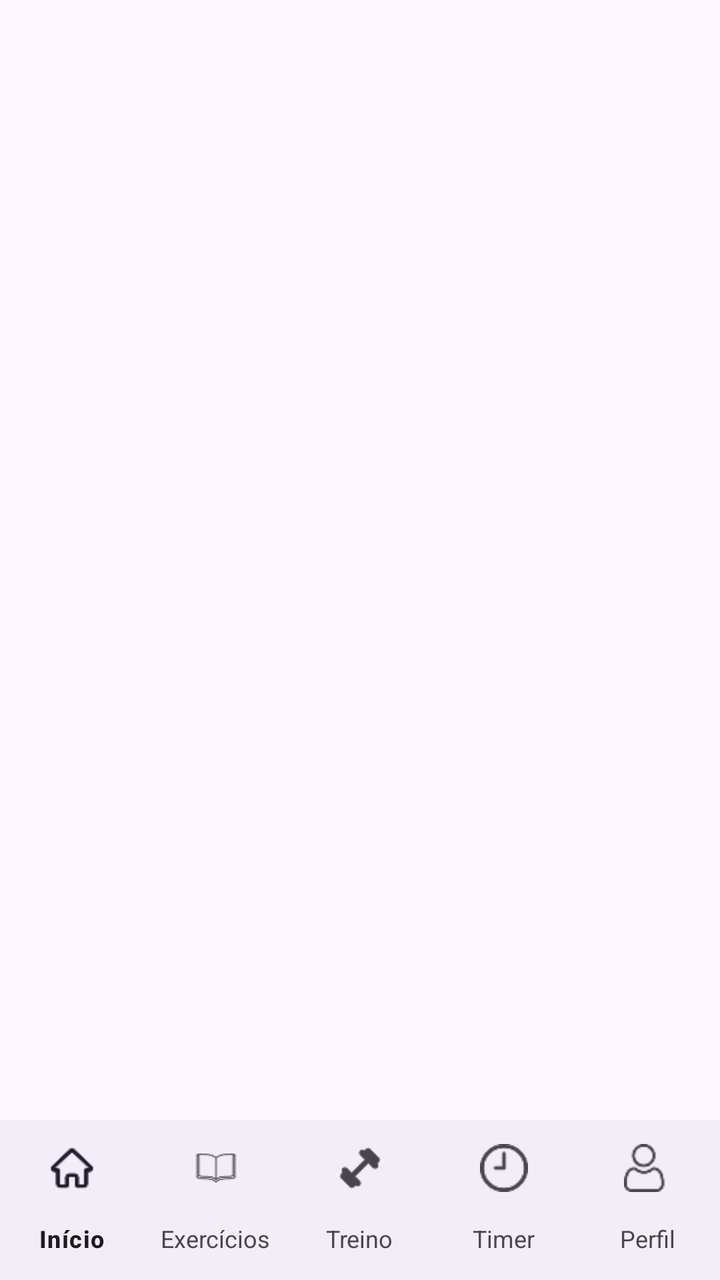
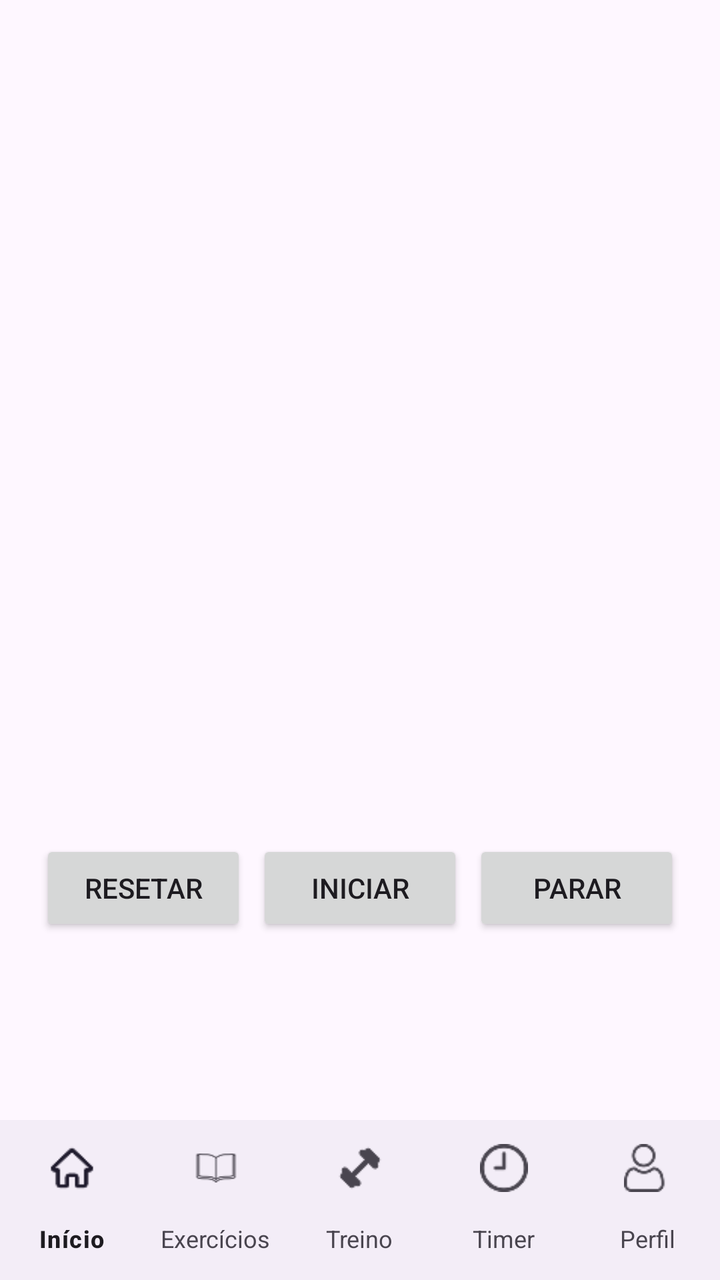

Two renders of the same Android screen: before a commit and after it. Below are the layout's source before the change and the commit's diff.
<!-- AndroidManifest.xml: application theme Theme.Projeto -->
<!-- res/layout/activity_timer.xml -->
<?xml version="1.0" encoding="utf-8"?>
<androidx.constraintlayout.widget.ConstraintLayout xmlns:android="http://schemas.android.com/apk/res/android"
    xmlns:app="http://schemas.android.com/apk/res-auto"
    xmlns:tools="http://schemas.android.com/tools"
    android:layout_width="match_parent"
    android:layout_height="match_parent"
    tools:context=".TimerActivity">






    
    <com.google.android.material.bottomnavigation.BottomNavigationView
        app:labelVisibilityMode="labeled"
        android:id="@+id/bottom_navigation"
        android:layout_width="match_parent"
        android:layout_height="wrap_content"
        app:menu="@menu/main_menu"
        app:itemTextAppearanceInactive="@style/Theme.MenuTextStyle"
        app:layout_constraintBottom_toBottomOf="parent"
        app:layout_constraintEnd_toEndOf="parent"
        app:layout_constraintStart_toStartOf="parent"
        app:layout_constraintTop_toTopOf="parent"
        app:layout_constraintVertical_bias="1"
        />
</androidx.constraintlayout.widget.ConstraintLayout>
<!-- resources referenced by this layout -->
<resources>
  <style name="Theme.MenuTextStyle" parent="MenuTextStyle" />
  <style name="Theme.Projeto" parent="Base.Theme.Projeto" />
  <style name="MenuTextStyle" parent="Theme.Material3.DayNight.NoActionBar">
          <item name="android:textSize">12sp</item>
          <item name="android:textColor">#FFFFFF</item>]
          <item name="android:layout_margin">5dp</item>
      </style>
  <style name="Base.Theme.Projeto" parent="Theme.Material3.DayNight.NoActionBar">
          
          
      </style>
</resources>

<!-- the commit's change to res/layout/activity_timer.xml (unified diff, before → after) -->
@@ -6,7 +6,47 @@
     android:layout_height="match_parent"
     tools:context=".TimerActivity">
 
+    <TextView
+        android:id="@+id/text_time"
+        android:layout_width="wrap_content"
+        android:layout_height="wrap_content"
+        android:textSize="60sp"
+        android:textStyle="bold"
+        app:layout_constraintTop_toTopOf="parent"
+        app:layout_constraintStart_toStartOf="parent"
+        app:layout_constraintEnd_toEndOf="parent"
+        android:layout_marginTop="320dp"/>
+    
+    <LinearLayout
+        android:layout_width="match_parent"
+        android:layout_height="wrap_content"
+        android:layout_margin="20dp"
+        app:layout_constraintTop_toBottomOf="@id/text_time"
+        android:orientation="horizontal">
 
+        <Button
+            android:layout_width="0sp"
+            android:layout_height="wrap_content"
+            android:layout_weight="1"
+            android:id="@+id/btn_resetar"
+            android:text="Resetar"/>
+
+        <Button
+            android:layout_width="0sp"
+            android:layout_height="wrap_content"
+            android:layout_weight="1"
+            android:id="@+id/btn_iniciar"
+            android:text="Iniciar"
+            android:layout_marginStart="5sp"
+            android:layout_marginEnd="5sp"/>
+
+        <Button
+            android:layout_width="0sp"
+            android:layout_height="wrap_content"
+            android:layout_weight="1"
+            android:id="@+id/btn_parar"
+            android:text="Parar"/>
+    </LinearLayout>
 
 
 
